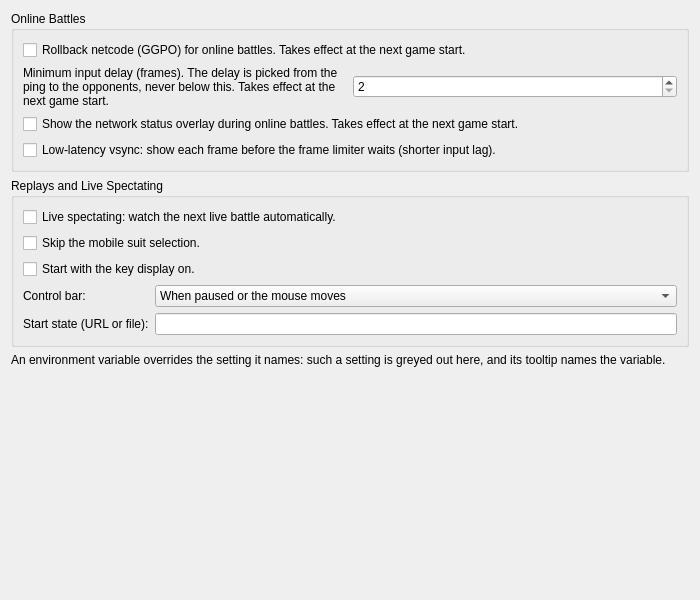
inada-s/pcsx2, file pcsx2-qt/Settings/ZdxsvSettingsWidget.ui: the form before one commit.
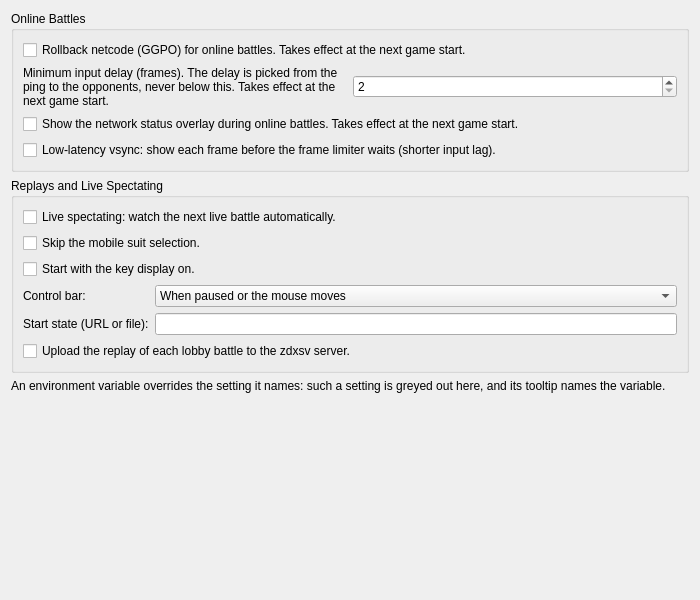
The form after the commit.

Commit message: Zdxsv: replay upload on by default to the lobby's /lbs/replay_upload, Upload Replays setting

What changed in the file:
```diff
--- a/pcsx2-qt/Settings/ZdxsvSettingsWidget.ui
+++ b/pcsx2-qt/Settings/ZdxsvSettingsWidget.ui
@@ -134,6 +134,13 @@
       <item row="4" column="1">
        <widget class="QLineEdit" name="zdxsvReplayStateUrl"/>
       </item>
+      <item row="5" column="0" colspan="2">
+       <widget class="QCheckBox" name="zdxsvReplayUpload">
+        <property name="text">
+         <string>Upload the replay of each lobby battle to the zdxsv server.</string>
+        </property>
+       </widget>
+      </item>
      </layout>
     </widget>
    </item>
```
The commit also changes 12 other files.
